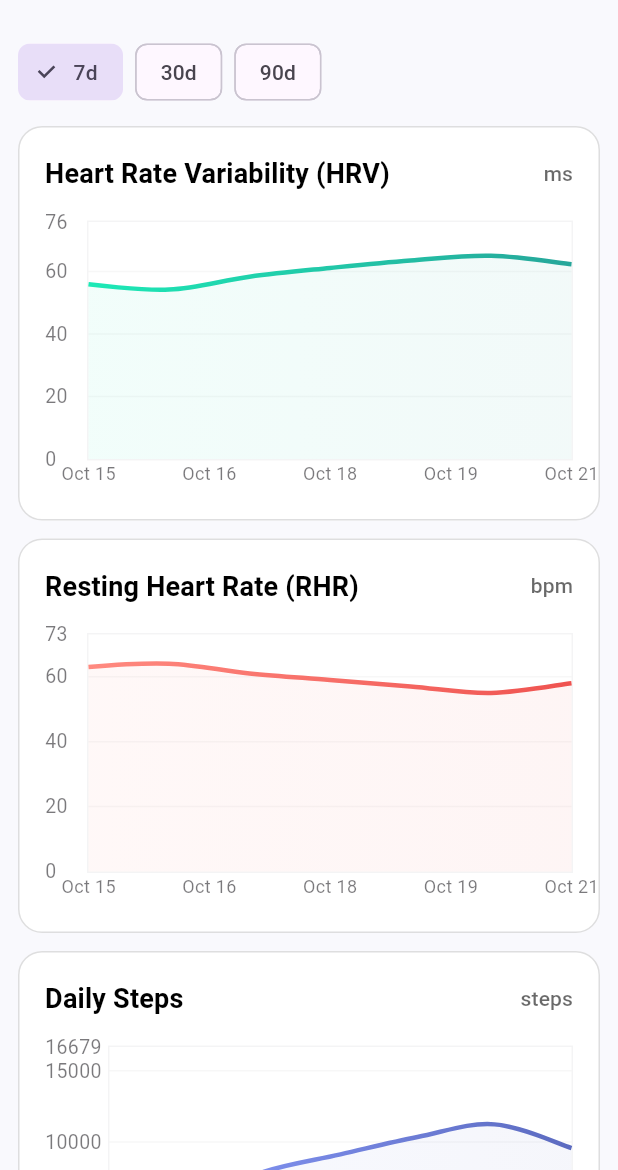
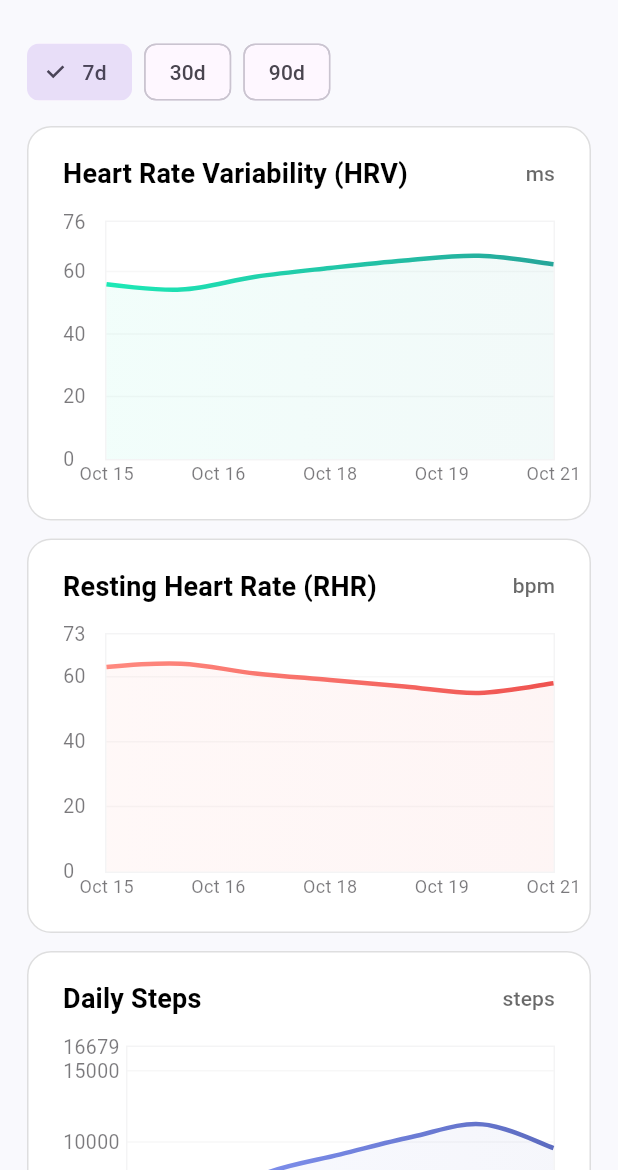
Before and after one commit to blackorbs-dev/biometrics_dashboard, a Flutter app: the screen it shows after launch, on a phone screen of 412 x 824 dp, the part 66-1236 px from its top. Run offline on Flutter 3.47's test engine with Material 3 defaults, Android fonts, the phone set to English and light mode, and no system bars; drawn by our look-alikes of fl_chart; our stand-ins replace flutter_riverpod.

Commit message:
Sync lib and docs from gh-pages into main

```diff
--- a/lib/dashboard/pages.dart
+++ b/lib/dashboard/pages.dart
@@ -80,7 +80,7 @@ class DashboardBody extends StatelessWidget {
   @override
   Widget build(BuildContext context) {
     return SingleChildScrollView(
-      padding: const EdgeInsets.all(12.0),
+      padding: const EdgeInsetsGeometry.fromSTEB(18, 12, 18, 24),
       child: Column(children: [
         RangePicker(
             selected: range,
--- a/lib/dashboard/widgets.dart
+++ b/lib/dashboard/widgets.dart
@@ -74,7 +74,7 @@ class ChartCard extends ConsumerWidget {
       child: Stack(
         children: [
           Padding(
-            padding: const EdgeInsets.all(18),
+            padding: const EdgeInsets.symmetric(vertical: 18, horizontal: 24),
             child: Column(
               children: [
                 Row(
@@ -99,7 +99,6 @@ class ChartCard extends ConsumerWidget {
                     LineChartData(
                       lineTouchData: LineTouchData(
                           touchCallback: (FlTouchEvent event, LineTouchResponse? resp) {
-                            print('Touch callback called!!!');
                             if (!event.isInterestedForInteractions || resp == null) {
                               ref.read(dashboardStateProvider.notifier).clearHover();
                               return;
```
Also changed, not shown: 2 other files.
